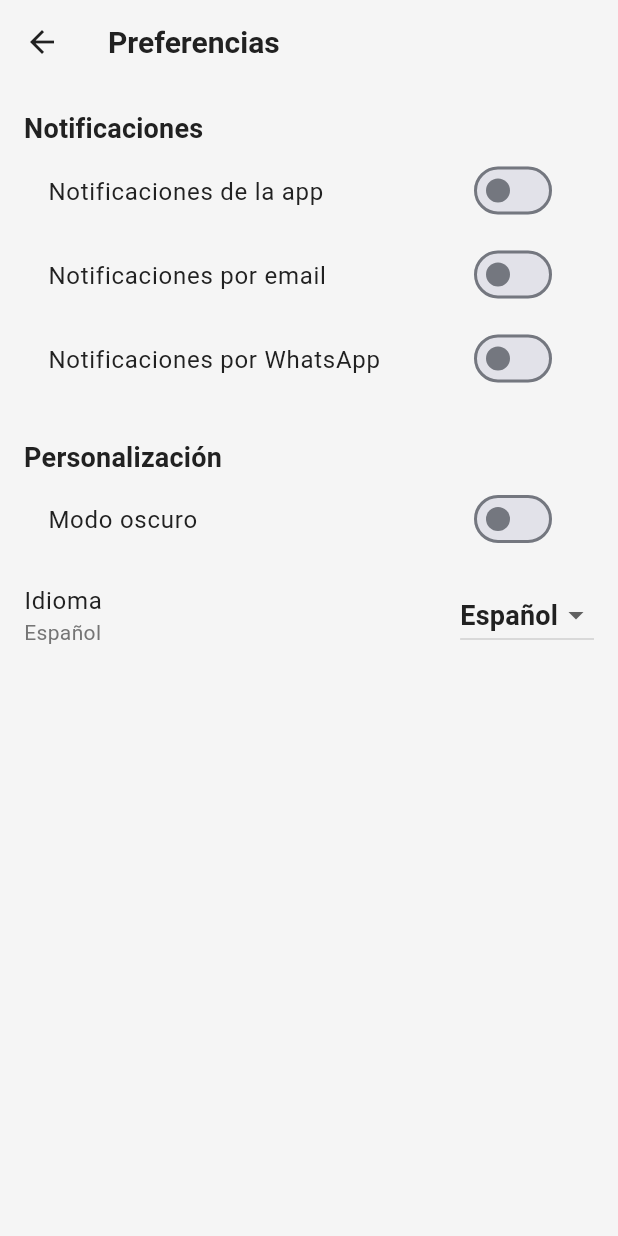
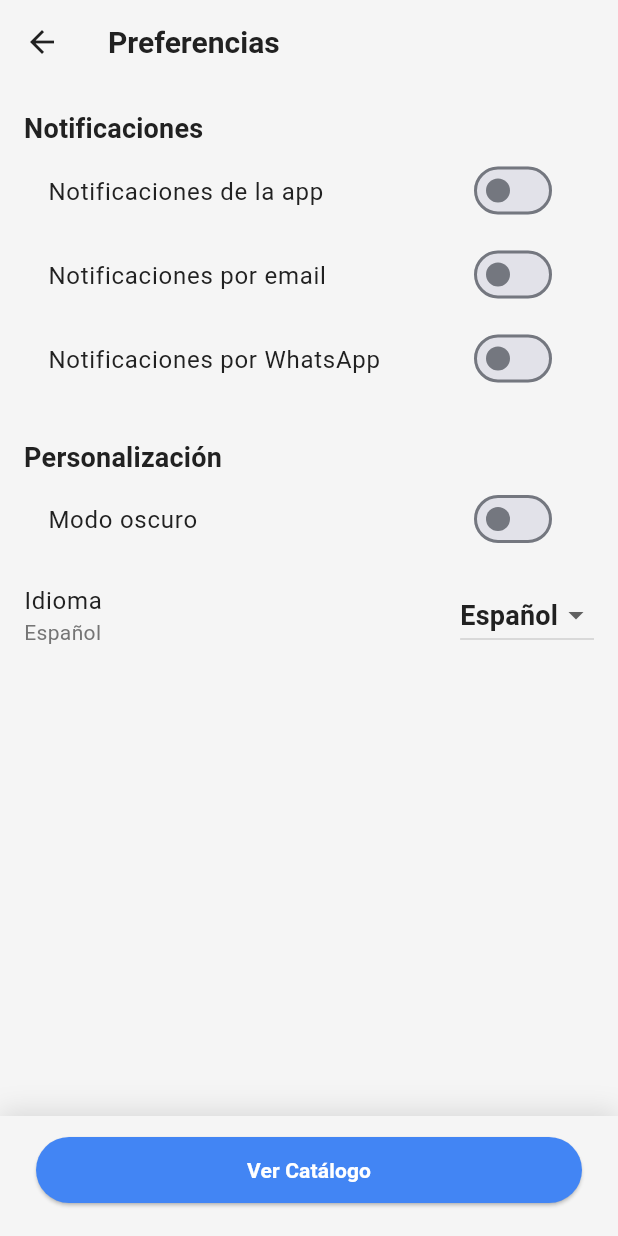
Before and after one commit to CainMartinez/Zero_Waste_Flutter_NestJs, a Flutter app: the screen it shows after launch, after a tap on the "settings" icon, on a phone screen of 412 x 824 dp. Run offline on Flutter 3.47's test engine with Material 3 defaults, Android fonts, the phone set to English and light mode, and no system bars; our stand-ins replace go_router, shared_preferences.

Commit message:
Flutter: restructure app architecture by introducing PubDiferentApp and AppShell; update routing and settings integration

```diff
--- a/flutter/lib/app/app.dart
+++ b/flutter/lib/app/app.dart
@@ -0,0 +1,35 @@
+import 'package:flutter/material.dart';
+import 'package:pub_diferent/app/router.dart';
+import 'package:pub_diferent/app/theme/app_theme.dart';
+import 'package:pub_diferent/features/settings/presentation/controllers/settings_controller.dart';
+
+/// Widget raíz de la aplicación.
+/// Configura el tema y el router principal (con navegación inferior persistente).
+class PubDiferentApp extends StatelessWidget {
+  const PubDiferentApp({
+    super.key,
+    required this.settingsController,
+  });
+
+  final SettingsController settingsController;
+
+  @override
+  Widget build(BuildContext context) {
+    // Inicializa el router principal pasando el controlador de ajustes.
+    final router = createRouter(settingsController: settingsController);
+
+    return AnimatedBuilder(
+      animation: settingsController,
+      builder: (context, _) {
+        return MaterialApp.router(
+          debugShowCheckedModeBanner: false,
+          title: 'Pub Diferent',
+          theme: AppTheme.light,
+          darkTheme: AppTheme.dark,
+          themeMode: settingsController.themeMode,
+          routerConfig: router,
+        );
+      },
+    );
+  }
+}
--- a/flutter/lib/app/router.dart
+++ b/flutter/lib/app/router.dart
@@ -0,0 +1,80 @@
+import 'package:flutter/material.dart';
+import 'package:go_router/go_router.dart';
+
+import 'package:pub_diferent/core/layout/app_shell.dart';
+import 'package:pub_diferent/features/home/presentation/pages/home_page.dart';
+import 'package:pub_diferent/features/settings/presentation/controllers/settings_controller.dart';
+
+final _rootKey = GlobalKey<NavigatorState>();
+final _homeNavKey = GlobalKey<NavigatorState>(debugLabel: 'homeNav');
+final _menuNavKey = GlobalKey<NavigatorState>(debugLabel: 'menuNav');
+final _ordersNavKey = GlobalKey<NavigatorState>(debugLabel: 'ordersNav');
+final _profileNavKey = GlobalKey<NavigatorState>(debugLabel: 'profileNav');
+
+GoRouter createRouter({
+  required SettingsController settingsController,
+}) {
+  return GoRouter(
+    navigatorKey: _rootKey,
+    initialLocation: '/home',
+    routes: [
+      StatefulShellRoute.indexedStack(
+        builder: (context, state, navigationShell) =>
+            AppShell(navigationShell: navigationShell, settingsController: settingsController),
+        branches: [
+          // HOME
+          StatefulShellBranch(
+            navigatorKey: _homeNavKey,
+            routes: [
+              GoRoute(
+                path: '/home',
+                pageBuilder: (context, state) => NoTransitionPage(
+                  child: HomePage(settingsController: settingsController),
+                ),
+              ),
+            ],
+          ),
+
+          // MENÚ (ahora usando CatalogPage como placeholder)
+          StatefulShellBranch(
+            navigatorKey: _menuNavKey,
+            routes: [
+              GoRoute(
+                path: '/menu',
+                pageBuilder: (context, state) => NoTransitionPage(
+                  child: Center(child: Text('Página de menú')),
+                ),
+              ),
+            ],
+          ),
+
+          // PEDIDOS (stub temporal)
+          StatefulShellBranch(
+            navigatorKey: _ordersNavKey,
+            routes: [
+              GoRoute(
+                path: '/orders',
+                pageBuilder: (context, state) => const NoTransitionPage(
+                  child: Center(child: Text('Página de pedidos')),
+                ),
+              ),
+            ],
+          ),
+
+          // PERFIL (stub temporal)
+          StatefulShellBranch(
+            navigatorKey: _profileNavKey,
+            routes: [
+              GoRoute(
+                path: '/profile',
+                pageBuilder: (context, state) => const NoTransitionPage(
+                  child: Center(child: Text('Página de perfil')),
+                ),
+              ),
+            ],
+          ),
+        ],
+      ),
+    ],
+  );
+}
--- /dev/null
+++ b/flutter/lib/core/layout/app_shell.dart
@@ -0,0 +1,83 @@
+import 'package:flutter/material.dart';
+import 'package:go_router/go_router.dart';
+import 'package:pub_diferent/features/settings/presentation/controllers/settings_controller.dart';
+import 'package:pub_diferent/features/settings/presentation/pages/settings_page.dart';
+
+/// Estructura base de la aplicación:
+/// - AppBar con título dinámico y botón de preferencias.
+/// - NavigationBar persistente con 4 secciones (Inicio, Menú, Pedidos, Perfil).
+class AppShell extends StatelessWidget {
+  const AppShell({
+    super.key,
+    required this.navigationShell,
+    this.settingsController,
+  });
+
+  final StatefulNavigationShell navigationShell;
+  final SettingsController? settingsController;
+
+  void _openSettings(BuildContext context) {
+    if (settingsController == null) return;
+
+    Navigator.of(context).push(
+      MaterialPageRoute(
+        builder: (_) => SettingsPage(controller: settingsController!),
+      ),
+    );
+  }
+
+  void _onDestinationSelected(int index) {
+    navigationShell.goBranch(index);
+  }
+
+  @override
+  Widget build(BuildContext context) {
+    final cs = Theme.of(context).colorScheme;
+
+    // Determina el título del AppBar según la pestaña activa
+    final currentIndex = navigationShell.currentIndex;
+    final titles = ['Inicio', 'Menú', 'Pedidos', 'Perfil'];
+    final currentTitle = titles[currentIndex];
+
+    return Scaffold(
+      appBar: AppBar(
+        title: Text(currentTitle),
+        actions: [
+          IconButton(
+            icon: const Icon(Icons.settings),
+            tooltip: 'Preferencias',
+            onPressed: () => _openSettings(context),
+          ),
+        ],
+      ),
+      body: navigationShell,
+      bottomNavigationBar: NavigationBar(
+        selectedIndex: currentIndex,
+        onDestinationSelected: _onDestinationSelected,
+        destinations: const [
+          NavigationDestination(
+            icon: Icon(Icons.home_outlined),
+            selectedIcon: Icon(Icons.home),
+            label: 'Inicio',
+          ),
+          NavigationDestination(
+            icon: Icon(Icons.restaurant_menu_outlined),
+            selectedIcon: Icon(Icons.restaurant_menu),
+            label: 'Menú',
+          ),
+          NavigationDestination(
+            icon: Icon(Icons.receipt_long_outlined),
+            selectedIcon: Icon(Icons.receipt_long),
+            label: 'Pedidos',
+          ),
+          NavigationDestination(
+            icon: Icon(Icons.person_outline),
+            selectedIcon: Icon(Icons.person),
+            label: 'Perfil',
+          ),
+        ],
+        backgroundColor: cs.surface,
+      ),
+    );
+  }
+}
--- a/flutter/lib/features/home/presentation/pages/home_page.dart
+++ b/flutter/lib/features/home/presentation/pages/home_page.dart
@@ -1,10 +1,6 @@
 import 'package:flutter/material.dart';
-import 'package:pub_diferent/catalog/catalog_page.dart';
 import 'package:pub_diferent/core/widgets/app_badge.dart';
-import 'package:pub_diferent/core/widgets/primary_cta_bar.dart';
 import 'package:pub_diferent/features/settings/presentation/controllers/settings_controller.dart';
-import 'package:pub_diferent/features/settings/presentation/pages/settings_page.dart';
-
 import 'package:pub_diferent/features/home/presentation/widgets/home_hero_header.dart';
 import 'package:pub_diferent/features/home/presentation/widgets/featured_big_card.dart';
 import 'package:pub_diferent/features/home/presentation/widgets/info_small_card.dart';
@@ -15,57 +11,32 @@ class HomePage extends StatelessWidget {
 
   final SettingsController settingsController;
 
-  void _openSettings(BuildContext context) {
-    Navigator.of(context).push(
-      MaterialPageRoute(
-        builder: (_) => SettingsPage(controller: settingsController),
-      ),
-    );
-  }
-
-  void _openCatalog(BuildContext context) {
-    Navigator.of(context).push(
-      MaterialPageRoute(builder: (_) => const CatalogPage()),
-    );
-  }
-
   @override
   Widget build(BuildContext context) {
     final cs = Theme.of(context).colorScheme;
 
-    return Scaffold(
-      appBar: AppBar(
-        title: const Text('Inicio'),
-        actions: [
-          IconButton(
-            icon: const Icon(Icons.settings),
-            tooltip: 'Preferencias',
-            onPressed: () => _openSettings(context),
-          ),
-        ],
-      ),
-
-      // Contenido principal (scrollable)
-      body: ListView(
+    return ListView(
       padding: const EdgeInsets.all(24),
       children: [
-          // Hero / Header
         HomeHeroHeader(
           titlePrimary: 'Comida Deliciosa',
           titleAccent: 'Sin Desperdicios',
           subtitle:
               'Disfruta de la mejor comida para llevar mientras cuidamos nuestro planeta. Envases reutilizables, ingredientes locales y cero desperdicios.',
           badges: const [
-              AppBadge(label: 'Cero Desperdicios', icon: Icons.eco, color: Colors.teal),
+            AppBadge(
+              label: 'Cero Desperdicios',
+              icon: Icons.eco,
+              color: Colors.teal,
+            ),
             AppBadge(
               label: 'Recogida rápida',
               icon: Icons.schedule,
-                  color: Colors.green),
+              color: Colors.green,
+            ),
           ],
         ),
         const SizedBox(height: 24),
-
-          // Card grande destacada
         const FeaturedBigCard(
           image: AssetImage('assets/images/home.jpg'),
           badge: AppBadge(
@@ -76,8 +47,6 @@ class HomePage extends StatelessWidget {
           title: 'Envases compostables y reutilizables',
         ),
         const SizedBox(height: 16),
-
-          // Dos cards pequeñas informativas
         Row(
           children: const [
             Expanded(
@@ -100,24 +69,13 @@ class HomePage extends StatelessWidget {
           ],
         ),
         const SizedBox(height: 24),
-
-          // Banner de fidelidad con gradiente
         const LoyaltyGradientBanner(
           title: '¡PROGRAMA DE FIDELIDAD! 10 compras = 1 menú GRATIS',
           subtitle: 'Acumula puntos y canjéalos por recompensas deliciosas.',
           showNewBadge: true,
         ),
-
         const SizedBox(height: 96),
       ],
-      ),
-
-      // Barra inferior con CTA global (usa tu AppButton internamente)
-      bottomNavigationBar: PrimaryCtaBar(
-        label: 'Ver Menú Sostenible',
-        onPressed: () => _openCatalog(context),
-      ),
-      backgroundColor: cs.surface,
     );
   }
 }
--- a/flutter/lib/features/settings/presentation/pages/settings_page.dart
+++ b/flutter/lib/features/settings/presentation/pages/settings_page.dart
@@ -1,4 +1,6 @@
 import 'package:flutter/material.dart';
+import 'package:pub_diferent/catalog/catalog_page.dart';
+import 'package:pub_diferent/core/widgets/primary_cta_bar.dart';
 import 'package:pub_diferent/features/settings/presentation/controllers/settings_controller.dart';
 import 'package:pub_diferent/features/settings/presentation/widgets/settings_section_title.dart';
 import 'package:pub_diferent/features/settings/presentation/widgets/settings_switch_tile.dart';
@@ -66,7 +68,18 @@ class SettingsPage extends StatelessWidget {
                   },
                 ),
               ),
+
+              const SizedBox(height: 24),
             ],
+          ),
+
+          bottomNavigationBar: PrimaryCtaBar(
+            label: 'Ver Catálogo',
+            onPressed: () {
+              Navigator.of(context).push(
+                MaterialPageRoute(builder: (_) => const CatalogPage()),
+              );
+            },
           ),
         );
       },
--- a/flutter/lib/main.dart
+++ b/flutter/lib/main.dart
@@ -1,32 +1,9 @@
 import 'package:flutter/material.dart';
-import 'package:pub_diferent/app/theme/app_theme.dart';
-import 'package:pub_diferent/features/home/presentation/pages/home_page.dart';
+import 'package:pub_diferent/app/app.dart';
 import 'package:pub_diferent/features/settings/presentation/controllers/settings_controller.dart';
 
 Future<void> main() async {
   WidgetsFlutterBinding.ensureInitialized();
   final settingsController = await SettingsController.load();
-  runApp(MainApp(settingsController: settingsController));
+  runApp(PubDiferentApp(settingsController: settingsController));
 }
-
-class MainApp extends StatelessWidget {
-  const MainApp({super.key, required this.settingsController});
-
-  final SettingsController settingsController;
-
-  @override
-  Widget build(BuildContext context) {
-    return AnimatedBuilder(
-      animation: settingsController,
-      builder: (context, _) {
-        return MaterialApp(
-          debugShowCheckedModeBanner: false,
-          theme: AppTheme.light,
-          darkTheme: AppTheme.dark,
-          themeMode: settingsController.themeMode,
-          home: HomePage(settingsController: settingsController),
-        );
-      },
-    );
-  }
-}
```
Lines whose indentation alone changed are shown as unchanged.
